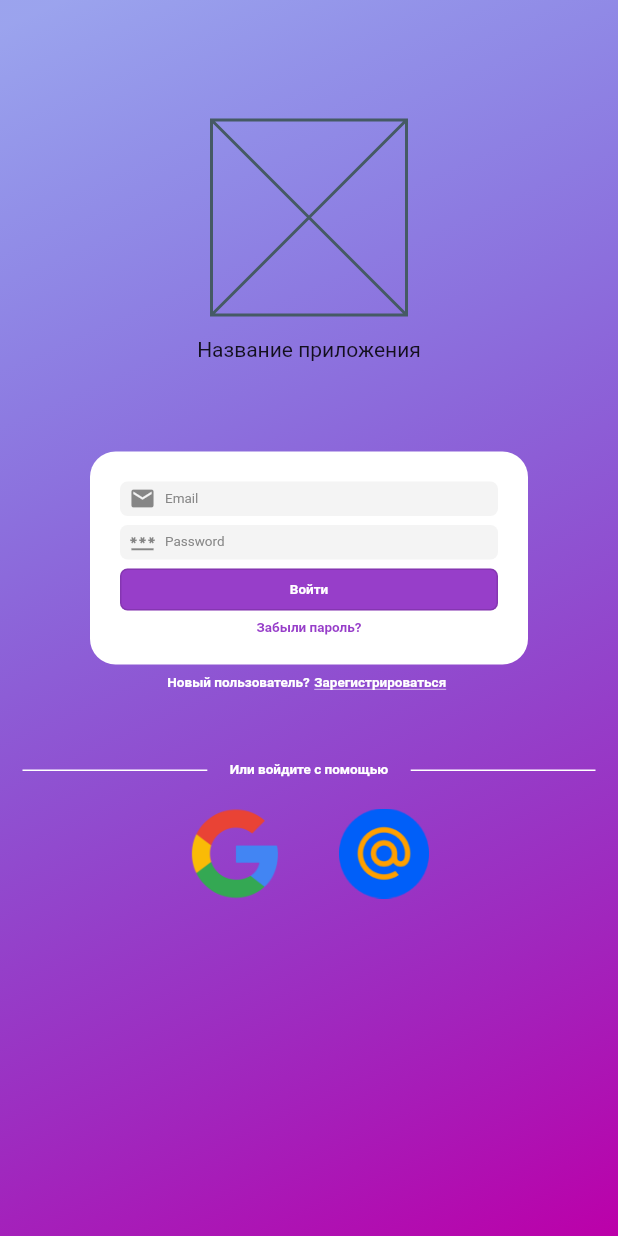
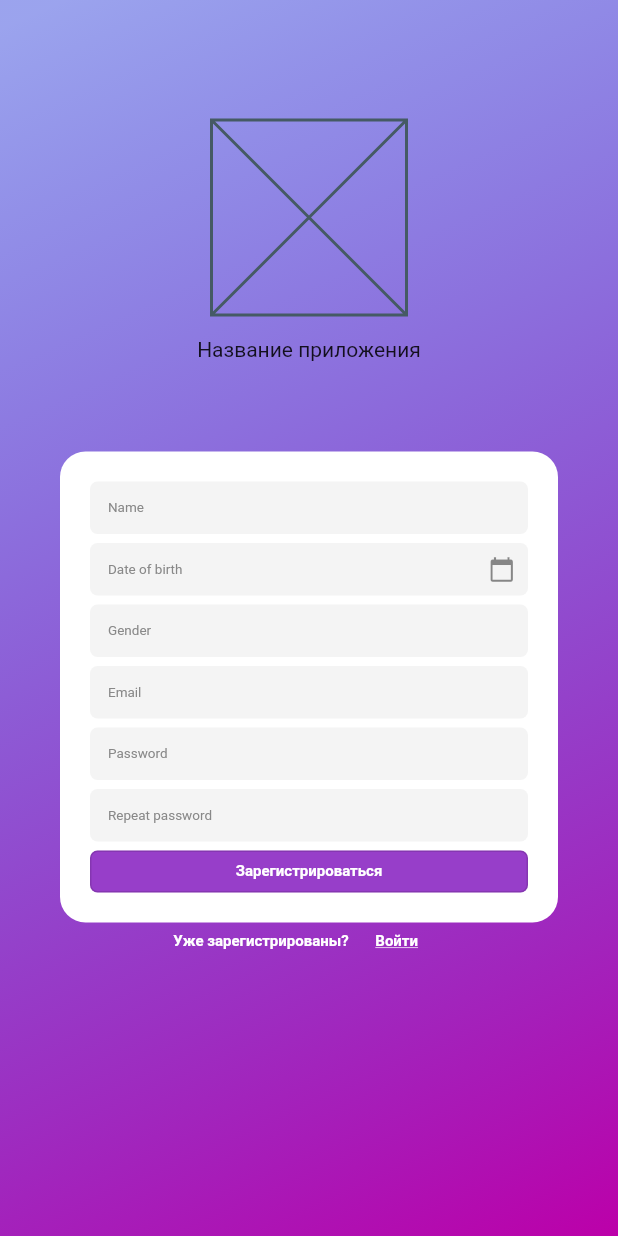
Before and after one commit to BorisBredikhin/polznak, a Flutter app: the screen it shows after launch, on a phone screen of 412 x 824 dp. Run offline on Flutter 3.47's test engine with Material 2 defaults, Android fonts, the phone set to English and light mode, and no system bars.

Commit message:
добавлен экран регистрации

```diff
--- a/mobile_client/lib/main.dart
+++ b/mobile_client/lib/main.dart
@@ -1,5 +1,6 @@
 import 'package:flutter/material.dart';
 import 'package:mobile_client/widgets/auth/auth_widget.dart';
+import 'package:mobile_client/widgets/registration/registration_widget.dart';
 
 void main() {
   runApp(const MyApp());
@@ -17,9 +18,9 @@ class MyApp extends StatelessWidget {
         primarySwatch: Colors.blue,
       ),
       routes: {
-        '/auth': (context) => const AuthWidget(),
+        '/registration': (context) => const RegistrationWidget(),
       },
-      initialRoute: '/auth',
+      initialRoute: '/registration',
     );
   }
 }
--- /dev/null
+++ b/mobile_client/lib/widgets/registration/registration_form_widget.dart
@@ -0,0 +1,189 @@
+import 'package:flutter/material.dart';
+
+class RegistrationFormWidget extends StatefulWidget {
+  const RegistrationFormWidget({Key? key}) : super(key: key);
+
+  @override
+  _RegistrationFormWidgetState createState() => _RegistrationFormWidgetState();
+}
+
+class _RegistrationFormWidgetState extends State<RegistrationFormWidget> {
+  final _nameTextController = TextEditingController();
+  final _dateOfBirthTextController = TextEditingController();
+  final _genderTextController = TextEditingController();
+  final _mailTextController = TextEditingController();
+  final _passwordTextController = TextEditingController();
+  final _repeatPasswordTextController = TextEditingController();
+
+  void _reg() {
+    final name = _nameTextController.text;
+    final dateOfBirth = _dateOfBirthTextController.text;
+    final gender = _genderTextController.text;
+    final password = _passwordTextController.text;
+    final mail = _mailTextController.text;
+    final repeatPassword = _repeatPasswordTextController.text;
+
+    print(name + dateOfBirth + gender + password + mail + repeatPassword);
+    // setState(() {});
+  }
+
+  @override
+  Widget build(BuildContext context) {
+    return Padding(
+      padding: const EdgeInsets.symmetric(horizontal: 40),
+      child: DecoratedBox(
+        decoration: BoxDecoration(
+          color: Colors.white,
+          borderRadius: BorderRadius.circular(17),
+        ),
+        child: Padding(
+          padding: const EdgeInsets.all(20.0),
+          child: Column(
+            children: [
+              _InputTextField(
+                hintText: 'Name',
+                isObscured: false,
+                controller: _nameTextController,
+              ),
+              const SizedBox(height: 6),
+              _InputTextField(
+                hintText: 'Date of birth',
+                isObscured: false,
+                suffixIcon: Icon(Icons.calendar_today),
+                controller: _dateOfBirthTextController,
+              ),
+              const SizedBox(height: 6),
+              _InputTextField(
+                hintText: 'Gender',
+                isObscured: false,
+                controller: _genderTextController,
+              ),
+              const SizedBox(height: 6),
+              _InputTextField(
+                hintText: 'Email',
+                isObscured: false,
+                controller: _mailTextController,
+              ),
+              const SizedBox(height: 6),
+              _InputTextField(
+                hintText: 'Password',
+                isObscured: true,
+                controller: _passwordTextController,
+              ),
+              const SizedBox(height: 6),
+              _InputTextField(
+                hintText: 'Repeat password',
+                isObscured: true,
+                controller: _repeatPasswordTextController,
+              ),
+              const SizedBox(height: 6),
+              _registrationButton(),
+            ],
+          ),
+        ),
+      ),
+    );
+  }
+
+  SizedBox _registrationButton() {
+    return SizedBox(
+      height: 28,
+      child: OutlinedButton(
+        onPressed: _reg,
+        child: Row(
+          mainAxisAlignment: MainAxisAlignment.center,
+          children: const [
+            Text(
+              'Зарегистрироваться',
+              style: TextStyle(
+                color: Colors.white,
+                fontSize: 10,
+                fontWeight: FontWeight.w700,
+              ),
+            ),
+          ],
+        ),
+        style: ButtonStyle(
+          backgroundColor: MaterialStateProperty.all(
+            const Color.fromRGBO(151, 62, 201, 1),
+          ),
+          shape: MaterialStateProperty.all(RoundedRectangleBorder(
+            borderRadius: BorderRadius.circular(5),
+          )),
+          padding: MaterialStateProperty.all(
+            const EdgeInsets.symmetric(vertical: 6),
+          ),
+        ),
+      ),
+    );
+  }
+}
+
+class _InputTextField extends StatelessWidget {
+  final Icon? prefixIcon;
+  final Icon? suffixIcon;
+  final String hintText;
+  final bool isObscured;
+  final TextEditingController controller;
+  const _InputTextField({
+    Key? key,
+    this.prefixIcon,
+    this.suffixIcon,
+    required this.hintText,
+    required this.isObscured,
+    required this.controller,
+  }) : super(key: key);
+
+  @override
+  Widget build(BuildContext context) {
+    return TextField(
+      controller: controller,
+      style: const TextStyle(
+        fontSize: 10,
+        color: Colors.black,
+      ),
+      decoration: InputDecoration(
+        isDense: true,
+        suffixIcon: Padding(
+          padding: const EdgeInsets.symmetric(horizontal: 6),
+          child: suffixIcon,
+        ),
+        suffixIconConstraints: const BoxConstraints(
+          minWidth: 35,
+          minHeight: 35,
+        ),
+        contentPadding: const EdgeInsets.all(6),
+        hintText: hintText,
+        hintStyle: const TextStyle(
+          fontSize: 9,
+          color: Color.fromRGBO(136, 136, 136, 1),
+        ),
+        prefixIcon: Padding(
+          padding: const EdgeInsets.symmetric(horizontal: 6),
+          child: prefixIcon,
+        ),
+        prefixIconConstraints: const BoxConstraints(
+          minWidth: 0,
+          minHeight: 35,
+        ),
+        filled: true,
+        fillColor: const Color.fromRGBO(244, 244, 244, 1),
+        enabledBorder: OutlineInputBorder(
+          borderSide: const BorderSide(
+            style: BorderStyle.none,
+          ),
+          borderRadius: BorderRadius.circular(5),
+        ),
+      ),
+      keyboardType: TextInputType.emailAddress,
+      textInputAction: TextInputAction.next,
+      obscureText: isObscured,
+      toolbarOptions: const ToolbarOptions(
+        copy: true,
+        cut: true,
+        paste: true,
+        selectAll: true,
+      ),
+    );
+  }
+}
--- /dev/null
+++ b/mobile_client/lib/widgets/registration/registration_widget.dart
@@ -0,0 +1,96 @@
+import 'package:flutter/material.dart';
+import 'package:mobile_client/resources/resources.dart';
+import 'package:mobile_client/widgets/registration/registration_form_widget.dart';
+
+class RegistrationWidget extends StatelessWidget {
+  const RegistrationWidget({Key? key}) : super(key: key);
+
+  @override
+  Widget build(BuildContext context) {
+    return Scaffold(
+      body: DecoratedBox(
+        decoration: const BoxDecoration(
+          gradient: LinearGradient(
+            colors: <Color>[
+              Color.fromRGBO(0, 22, 217, 0.38),
+              Color.fromRGBO(188, 0, 169, 1),
+            ],
+            begin: Alignment(-0.8, -1),
+            end: Alignment(1, 1),
+          ),
+        ),
+        child: ListView(
+          children: [
+            const SizedBox(height: 80),
+            SizedBox(
+              width: double.infinity,
+              child: Column(
+                mainAxisSize: MainAxisSize.max,
+                mainAxisAlignment: MainAxisAlignment.spaceBetween,
+                crossAxisAlignment: CrossAxisAlignment.center,
+                children: [
+                  const SizedBox(
+                    height: 130,
+                    width: 130,
+                    child: Placeholder(),
+                  ),
+                  const SizedBox(height: 15),
+                  const Text('Название приложения'),
+                  const SizedBox(height: 60),
+                  const RegistrationFormWidget(),
+                  const SizedBox(height: 5),
+                  const _EnterRow(),
+                  const SizedBox(height: 5),
+                ],
+              ),
+            ),
+          ],
+        ),
+      ),
+    );
+  }
+}
+
+class _EnterRow extends StatelessWidget {
+  const _EnterRow({
+    Key? key,
+  }) : super(key: key);
+
+  @override
+  Widget build(BuildContext context) {
+    return SizedBox(
+      height: 15,
+      child: Row(
+        mainAxisAlignment: MainAxisAlignment.center,
+        children: [
+          const Text(
+            'Уже зарегистрированы?',
+            style: TextStyle(
+              color: Colors.white,
+              fontSize: 10,
+              fontWeight: FontWeight.w700,
+            ),
+          ),
+          TextButton(
+            onPressed: () {},
+            child: const Text(
+              'Войти',
+              style: TextStyle(
+                color: Colors.white,
+                fontWeight: FontWeight.w700,
+                fontSize: 10,
+                decoration: TextDecoration.underline,
+              ),
+            ),
+            style: ButtonStyle(
+              padding: MaterialStateProperty.all(
+                const EdgeInsets.symmetric(horizontal: 3),
+              ),
+              splashFactory: NoSplash.splashFactory,
+            ),
+          )
+        ],
+      ),
+    );
+  }
+}
```
